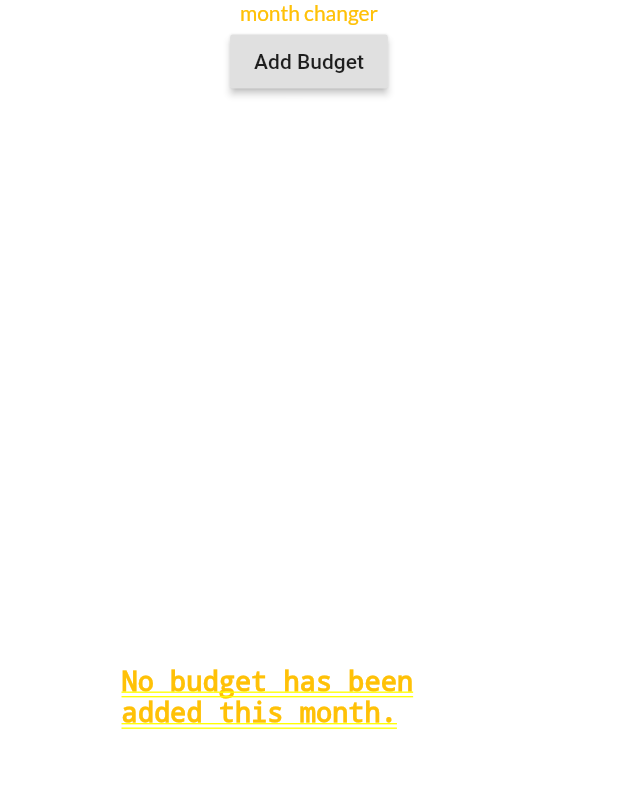
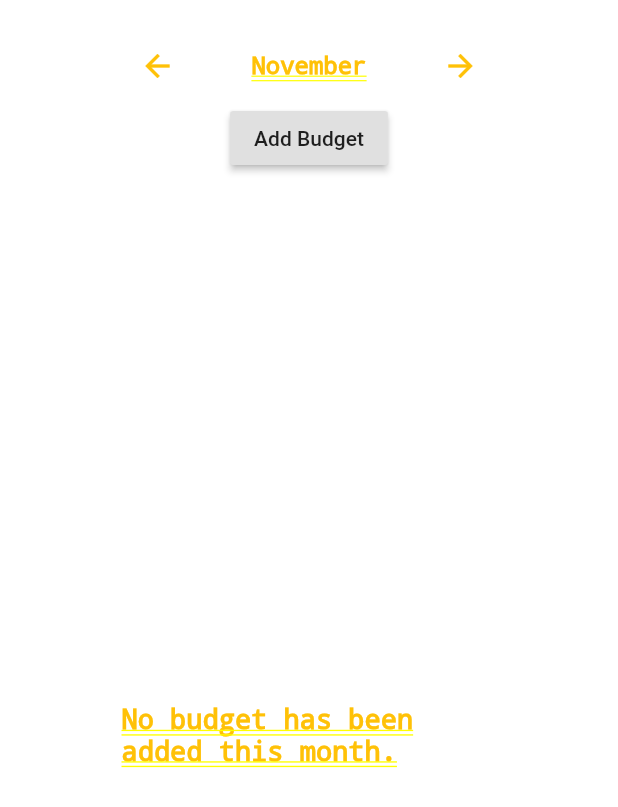
Before and after one commit to Apex-Finance/Finance-Main, a Flutter app: the BudgetScreen screen opened by its route, on a phone screen of 412 x 824 dp. Shown: the top 807 px of the screen. Run offline on Flutter 3.47's test engine with Material 2 defaults, Android fonts, the phone set to English and light mode, and no system bars; our stand-ins replace auto_size_text, google_fonts, introduction_screen, percent_indicator; missing offline and left inert: keyboard_avoider.

Commit message:
implemented Provider on transaction and budget and month

```diff
--- a/Plutus/lib/models/budget.dart
+++ b/Plutus/lib/models/budget.dart
@@ -1,11 +1,12 @@
 import 'package:flutter/foundation.dart';
 
 import './transaction.dart';
+import './month_changer.dart';
 
 class Budget {
   String id;
   String title;
-  String category;
+  String category; //TODO update to MainCategory
   double amount;
   List<Transaction> transactions;
 
@@ -21,7 +22,9 @@ class Budget {
 //TODO add transactionsbyBudgetandCategory, totalBudgetExpensesByCategory, totalBudgetExpenses
 class Budgets with ChangeNotifier {
   List<Budget> _budgets = [];
+  MonthChanger monthChanger;
 
+  Budgets(this.monthChanger, this._budgets);
   List<Budget> get budgets => [..._budgets];
 
   // double get remainingAmount(Budget budget) {
--- /dev/null
+++ b/Plutus/lib/models/month_changer.dart
@@ -0,0 +1,40 @@
+import 'package:flutter/material.dart';
+import 'package:provider/provider.dart';
+
+class MonthChanger with ChangeNotifier {
+  var selectedMonth = DateTime.now().month;
+  var selectedYear = DateTime.now().year;
+
+  static const months = [
+    'January',
+    'February',
+    'March',
+    'April',
+    'May',
+    'June',
+    'July',
+    'August',
+    'September',
+    'October',
+    'November',
+    'December'
+  ];
+
+  void changeMonth(String direction) {
+    if (direction == 'back') {
+      if (selectedMonth == 1) {
+        selectedMonth = 12;
+        selectedYear -= 1;
+      } else
+        selectedMonth -= 1;
+    } else if (direction == 'forward') {
+      if (selectedMonth == 12) {
+        selectedMonth = 1;
+        selectedYear += 1;
+      } else
+        selectedMonth += 1;
+    }
+    notifyListeners();
+    return;
+  }
+}
--- a/Plutus/lib/models/transaction.dart
+++ b/Plutus/lib/models/transaction.dart
@@ -1,3 +1,5 @@
+import 'package:Plutus/models/month_changer.dart';
+import 'package:Plutus/screens/transaction_screen.dart';
 import 'package:flutter/foundation.dart';
 import 'category.dart';
 
@@ -22,6 +24,9 @@ class Transaction {
 
 class Transactions with ChangeNotifier {
   List<Transaction> _transactions = [];
+  MonthChanger monthChanger;
+
+  Transactions(this.monthChanger, this._transactions);
 
   List<Transaction> get transactions => [..._transactions];
 
@@ -48,11 +53,10 @@ class Transactions with ChangeNotifier {
 
   // Take all transactions, filter out only the ones from the selected month, and reverse the order from newest to oldest
   List<Transaction> get monthlyTransactions {
-    //TODO UPDATE SELECTEDMONTH AND YEAR IN PROVIDER;;CURRENTLY BROKEN
     var unsorted = _transactions
         .where((transaction) =>
-            transaction.date.month == DateTime.now().month && //selectedMonth &&
-            transaction.date.year == DateTime.now().year) //selectedYear)
+            transaction.date.month == monthChanger.selectedMonth &&
+            transaction.date.year == monthChanger.selectedYear)
         .toList();
     unsorted.sort((a, b) => (b.date).compareTo(a.date));
     return unsorted;
--- a/Plutus/lib/screens/budget_screen.dart
+++ b/Plutus/lib/screens/budget_screen.dart
@@ -6,6 +6,7 @@ import '../widgets/budget_form.dart';
 import '../widgets/budget_list_tile.dart';
 
 import 'package:provider/provider.dart';
+import '../models/month_changer.dart';
 
 class BudgetScreen extends StatefulWidget {
   static const routeName = '/budget';
@@ -29,11 +30,16 @@ class _BudgetScreenState extends State<BudgetScreen> {
   @override
   Widget build(BuildContext context) {
     final budgetsData = Provider.of<Budgets>(context);
+    var monthData = Provider.of<MonthChanger>(context);
+
     return Column(
       children: [
-        Text(
-          'month changer',
-          style: Theme.of(context).textTheme.bodyText1,
+        Padding(
+          padding: const EdgeInsets.only(top: 20.0),
+          child: Container(
+            width: 250,
+            child: buildMonthChanger(context, monthData),
+          ),
         ),
         RaisedButton(
           child: Text('Add Budget'),
@@ -171,3 +177,38 @@ class _BudgetScreenState extends State<BudgetScreen> {
     );
   }
 }
+
+Row buildMonthChanger(BuildContext context, MonthChanger monthData) {
+  return Row(mainAxisAlignment: MainAxisAlignment.center, children: [
+    if (monthData.selectedMonth > DateTime.now().month ||
+        monthData.selectedYear >= DateTime.now().year)
+      IconButton(
+          icon: Icon(
+            Icons.arrow_back,
+            color: Theme.of(context).primaryColor,
+          ),
+          onPressed: () => monthData.changeMonth('back')),
+    Expanded(
+      child: Center(
+        child: Text(
+          '${MonthChanger.months[monthData.selectedMonth - 1]}' +
+              (monthData.selectedYear == DateTime.now().year
+                  ? ''
+                  : ' ${monthData.selectedYear}'),
+          style: TextStyle(
+            color: Theme.of(context).primaryColor,
+            fontSize: 16,
+          ),
+        ),
+      ),
+    ),
+    if (monthData.selectedMonth < DateTime.now().month ||
+        monthData.selectedYear <= DateTime.now().year)
+      IconButton(
+          icon: Icon(
+            Icons.arrow_forward,
+            color: Theme.of(context).primaryColor,
+          ),
+          onPressed: () => monthData.changeMonth('forward')),
+  ]);
+}
```
Also changed, not shown: Plutus/lib/main.dart (+17 -2 lines), Plutus/lib/screens/transaction_screen.dart (+16 -47 lines).
